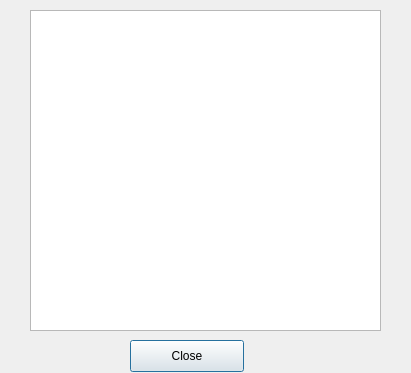
The window that helpdialog.ui (kbrack1/adbFire) describes before a commit, drawn with Qt 5.
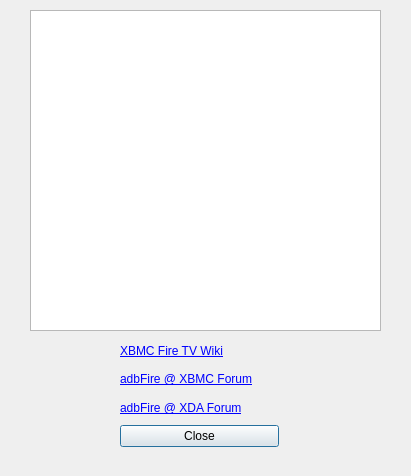
The same window after the commit.

```diff
--- a/helpdialog.ui
+++ b/helpdialog.ui
@@ -7,7 +7,7 @@
     <x>0</x>
     <y>0</y>
     <width>411</width>
-    <height>373</height>
+    <height>476</height>
    </rect>
   </property>
   <property name="windowTitle">
@@ -16,19 +16,6 @@
   <property name="modal">
    <bool>false</bool>
   </property>
-  <widget class="QPushButton" name="pushButton">
-   <property name="geometry">
-    <rect>
-     <x>130</x>
-     <y>340</y>
-     <width>114</width>
-     <height>32</height>
-    </rect>
-   </property>
-   <property name="text">
-    <string>Close</string>
-   </property>
-  </widget>
   <widget class="QTextBrowser" name="textBrowser">
    <property name="geometry">
     <rect>
@@ -46,6 +33,64 @@
 &lt;p style=&quot;-qt-paragraph-type:empty; margin-top:0px; margin-bottom:0px; margin-left:0px; margin-right:0px; -qt-block-indent:0; text-indent:0px;&quot;&gt;&lt;br /&gt;&lt;/p&gt;&lt;/body&gt;&lt;/html&gt;</string>
    </property>
   </widget>
+  <widget class="QWidget" name="">
+   <property name="geometry">
+    <rect>
+     <x>120</x>
+     <y>340</y>
+     <width>159</width>
+     <height>107</height>
+    </rect>
+   </property>
+   <layout class="QVBoxLayout" name="verticalLayout">
+    <item>
+     <widget class="QLabel" name="label_5">
+      <property name="text">
+       <string>&lt;a href=&quot;http://wiki.xbmc.org/index.php?title=Amazon_Fire_TV&quot;&gt;XBMC Fire TV Wiki&lt;/a&gt;</string>
+      </property>
+      <property name="openExternalLinks">
+       <bool>true</bool>
+      </property>
+      <property name="textInteractionFlags">
+       <set>Qt::LinksAccessibleByMouse|Qt::TextSelectableByMouse</set>
+      </property>
+     </widget>
+    </item>
+    <item>
+     <widget class="QLabel" name="label_6">
+      <property name="text">
+       <string>&lt;a href=&quot;http://forum.xbmc.org/showthread.php?tid=198873&quot;&gt;adbFire @ XBMC Forum&lt;/a&gt;</string>
+      </property>
+      <property name="openExternalLinks">
+       <bool>true</bool>
+      </property>
+      <property name="textInteractionFlags">
+       <set>Qt::LinksAccessibleByMouse|Qt::TextSelectableByMouse</set>
+      </property>
+     </widget>
+    </item>
+    <item>
+     <widget class="QLabel" name="label_7">
+      <property name="text">
+       <string>&lt;a href=&quot;http://forum.xda-developers.com/showthread.php?t=2786505&quot;&gt;adbFire @ XDA Forum&lt;/a&gt;</string>
+      </property>
+      <property name="openExternalLinks">
+       <bool>true</bool>
+      </property>
+      <property name="textInteractionFlags">
+       <set>Qt::LinksAccessibleByMouse|Qt::TextSelectableByMouse</set>
+      </property>
+     </widget>
+    </item>
+    <item>
+     <widget class="QPushButton" name="pushButton">
+      <property name="text">
+       <string>Close</string>
+      </property>
+     </widget>
+    </item>
+   </layout>
+  </widget>
  </widget>
  <resources/>
  <connections>
```
